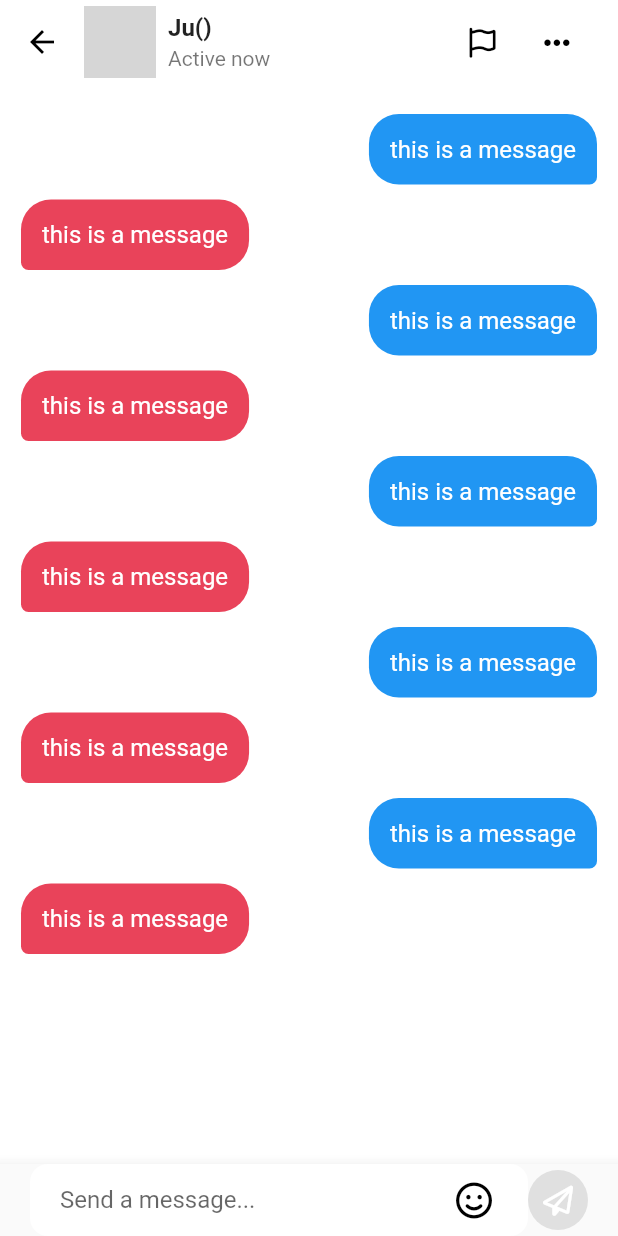
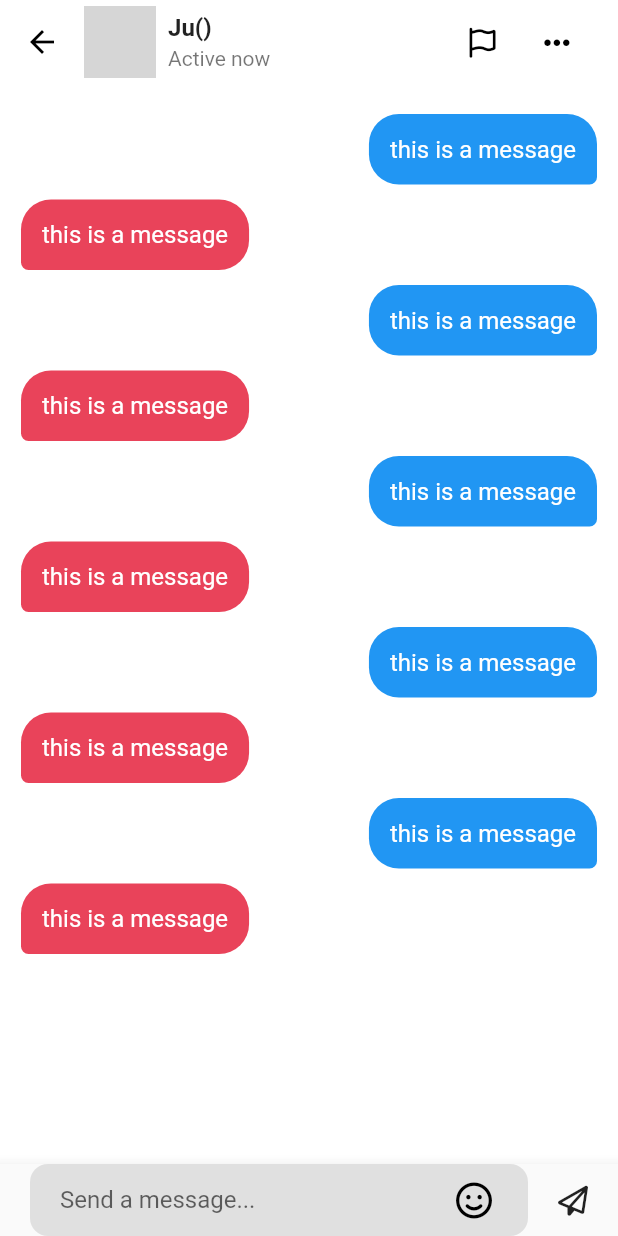
Before and after one commit to korca0220/flutter_tictok_clone, a Flutter app: the ChatDetailScreen screen opened directly with empty values, on a phone screen of 412 x 824 dp. Run offline on Flutter 3.47's test engine with Material 2 defaults, Android fonts, the phone set to English and light mode, and no system bars; our stand-ins replace camera, cloud_firestore, firebase_auth, firebase_core, firebase_storage, flutter_riverpod and 7 more; missing offline and left inert: gal; accounts and stored records are empty; generated files the repository leaves out were written again; network calls fail; grey boxes are pictures that could not be loaded.

```diff
--- a/lib/features/inbox/chat_detail_screen.dart
+++ b/lib/features/inbox/chat_detail_screen.dart
@@ -1,10 +1,12 @@
 import 'package:flutter/material.dart';
+import 'package:flutter_riverpod/flutter_riverpod.dart';
 import 'package:font_awesome_flutter/font_awesome_flutter.dart';
 
 import '../../constants/gaps.dart';
 import '../../constants/sizes.dart';
+import 'view_models/meesages_view_model.dart';
 
-class ChatDetailScreen extends StatefulWidget {
+class ChatDetailScreen extends ConsumerStatefulWidget {
   static const String routeName = 'chatDetail';
   static const String routeURL = ':chatId';
   const ChatDetailScreen({
@@ -15,13 +17,26 @@ class ChatDetailScreen extends StatefulWidget {
   final String chatId;
 
   @override
-  State<ChatDetailScreen> createState() => _ChatDetailScreenState();
+  ConsumerState<ChatDetailScreen> createState() => _ChatDetailScreenState();
 }
 
-class _ChatDetailScreenState extends State<ChatDetailScreen> {
+class _ChatDetailScreenState extends ConsumerState<ChatDetailScreen> {
+  final TextEditingController _textEditingController = TextEditingController();
+
+  Future<void> _onSendPressed() async {
+    final text = _textEditingController.text;
+    if (text == '') {
+      return;
+    } else {
+      await ref.read(messagesProvider.notifier).sendMessage(text);
+      _textEditingController.clear();
+    }
+  }
+
   @override
   Widget build(BuildContext context) {
-    print(widget.chatId);
+    final isLoading = ref.watch(messagesProvider).isLoading;
+
     return Scaffold(
       appBar: AppBar(
         titleSpacing: 0,
@@ -115,11 +130,12 @@ class _ChatDetailScreenState extends State<ChatDetailScreen> {
                 children: [
                   Expanded(
                     child: TextField(
+                      controller: _textEditingController,
                       minLines: null,
                       maxLines: null,
                       decoration: InputDecoration(
                         filled: true,
-                        fillColor: Colors.white,
+                        fillColor: Colors.grey.shade300,
                         hintText: 'Send a message...',
                         border: OutlineInputBorder(
                           borderRadius: BorderRadius.circular(Sizes.size12),
@@ -145,11 +161,13 @@ class _ChatDetailScreenState extends State<ChatDetailScreen> {
                       ),
                     ),
                   ),
-                  CircleAvatar(
-                    backgroundColor: Colors.grey.shade300,
-                    child: const FaIcon(
-                      FontAwesomeIcons.paperPlane,
-                      color: Colors.white,
+                  Gaps.h20,
+                  GestureDetector(
+                    onTap: !isLoading ? _onSendPressed : null,
+                    child: FaIcon(
+                      isLoading
+                          ? FontAwesomeIcons.hourglass
+                          : FontAwesomeIcons.paperPlane,
                       size: Sizes.size20,
                     ),
                   ),
```
Also changed, not shown: lib/features/inbox/models/message_model.dart (added, +19 -0 lines), lib/features/inbox/repos/messages_repo.dart (added, +20 -0 lines), lib/features/inbox/view_models/meesages_view_model.dart (added, +33 -0 lines).
